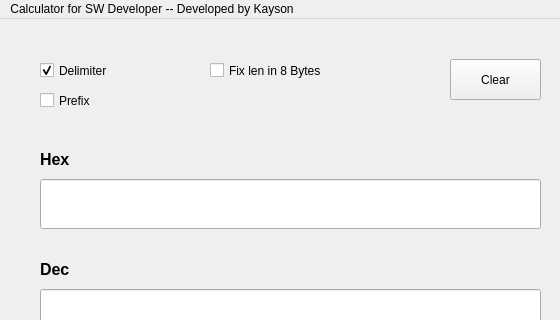
leokayson/Developer_Calculator, file mainwindow.ui: the form before one commit; both pictures show x 0 to 560 and y 0 to 320 of the 1000 by 500 pixel window.
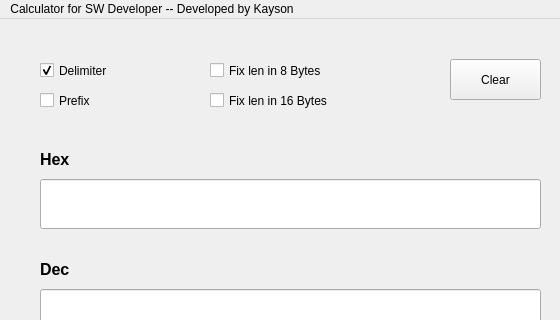
The form after the commit. Icons and pictures are not drawn.

Commit message: add 16 Bytes len

Patch:
```diff
--- a/mainwindow.ui
+++ b/mainwindow.ui
@@ -283,6 +283,19 @@
      <string>Fix len in 8 Bytes</string>
     </property>
    </widget>
+   <widget class="QCheckBox" name="FixLen16CB">
+    <property name="geometry">
+     <rect>
+      <x>210</x>
+      <y>70</y>
+      <width>221</width>
+      <height>23</height>
+     </rect>
+    </property>
+    <property name="text">
+     <string>Fix len in 16 Bytes</string>
+    </property>
+   </widget>
   </widget>
   <widget class="QMenuBar" name="menubar">
    <property name="geometry">
```
Left out of the diff: 2 changed lines with no effect on the pictures. The commit also changes 4 other files.
